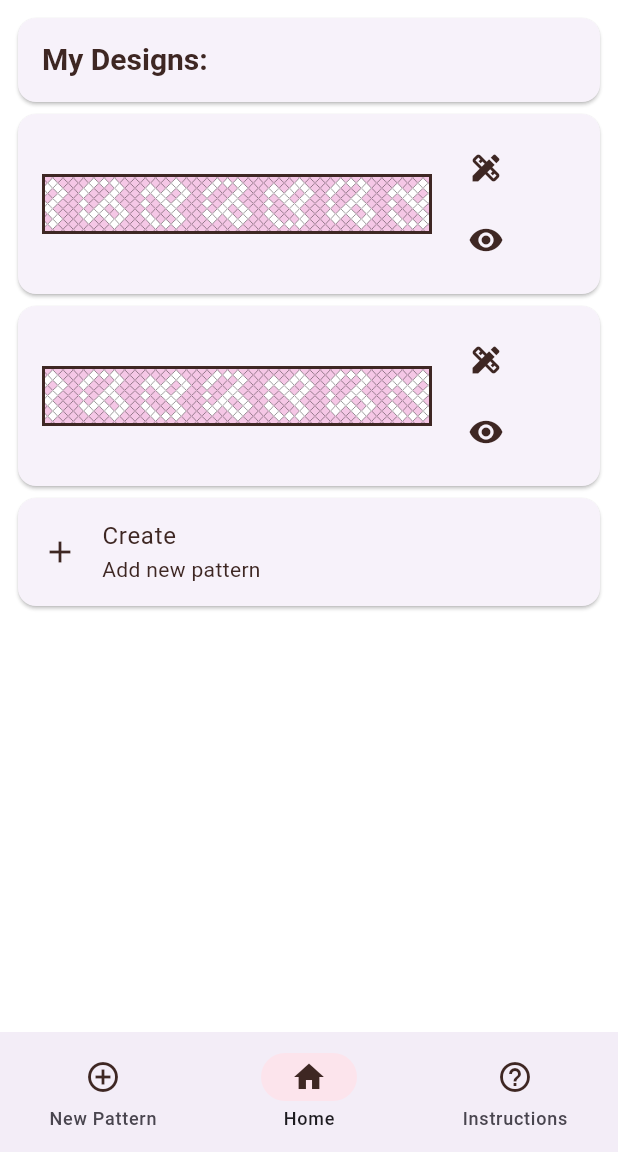
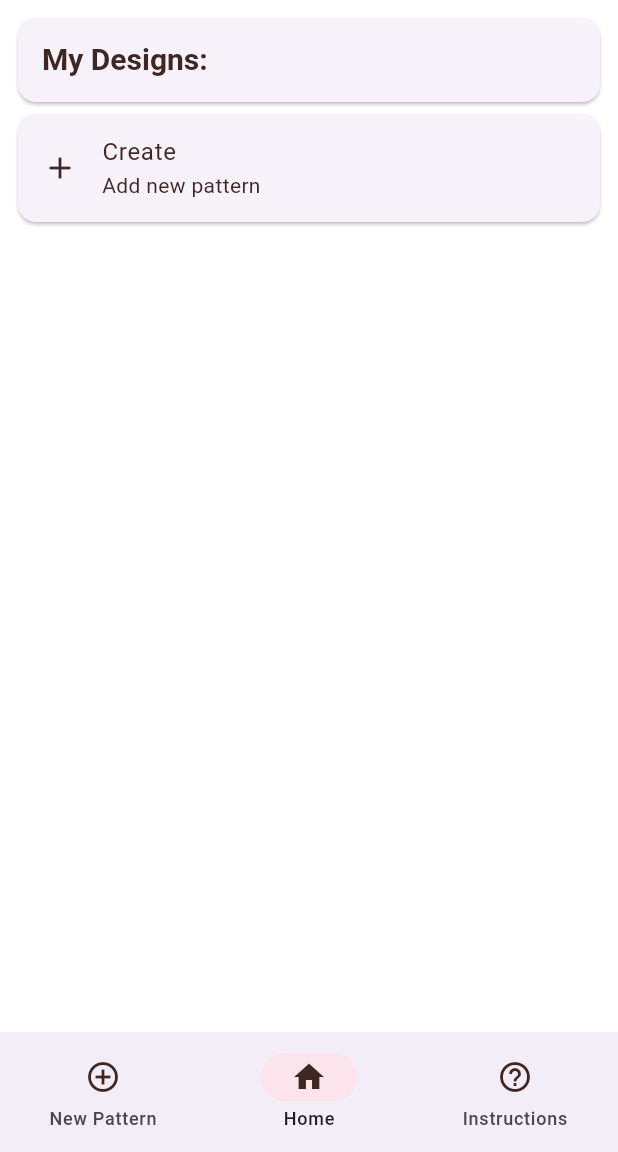
Before and after one commit to rmohl/Knot, a Flutter app: the screen it shows after launch, on a phone screen of 412 x 824 dp, the part 84-1236 px from its top. Run offline on Flutter 3.47's test engine with Material 3 defaults, Android fonts, the light colour scheme and no system bars.

Commit message:
State management, pixel pattern page "save" icon adds bracelet to list. Home page is reflective of provider design list.

```diff
--- /dev/null
+++ b/lib/Design.dart
@@ -0,0 +1,17 @@
+import 'package:flutter/material.dart';
+
+class Design {
+  final String designName;
+  final AssetImage previewPath;
+  final AssetImage pixelPath;
+  final AssetImage knotPath;
+  bool isFavourite;
+
+  Design({
+    this.designName = "",
+    required this.previewPath,
+    required this.pixelPath,
+    required this.knotPath,
+    this.isFavourite = false,
+  });
+}
--- /dev/null
+++ b/lib/DesignListProvider.dart
@@ -0,0 +1,18 @@
+import 'package:flutter/material.dart';
+import 'Design.dart';
+
+class DesignListProvider extends ChangeNotifier {
+  List<Design> designList = [];
+
+  List<Design> get list => designList;
+
+  void addDesign (Design newDesign) {
+    designList.add(newDesign);
+    notifyListeners();
+  }
+
+  void removeDesign (Design oldDesign) {
+    designList.remove(oldDesign);
+    notifyListeners();
+  }
+}
--- a/lib/HomeContentPage.dart
+++ b/lib/HomeContentPage.dart
@@ -1,6 +1,9 @@
 import 'package:flutter/material.dart';
 import 'package:knotsense/CreatePatternPage.dart';
 import 'package:knotsense/PatternCard.dart';
+import 'package:provider/provider.dart';
+
+import 'DesignListProvider.dart';
 
 class HomeContentPage extends StatelessWidget {
   final ThemeData theme;
@@ -9,6 +12,8 @@ class HomeContentPage extends StatelessWidget {
 
   @override
   Widget build(BuildContext context) {
+    final designListProvider = Provider.of<DesignListProvider>(context);
+
     return Padding(
       padding: EdgeInsets.all(8.0),
       child: Column(
@@ -21,8 +26,8 @@ class HomeContentPage extends StatelessWidget {
               ),
             ),
           ),
-          PatternCard(theme: theme),
-          PatternCard(theme: theme),
+          // Pattern Cards for each design
+          ...designListProvider.list.map((design) => PatternCard(design: design, theme: theme)),
           GestureDetector(
             onTap: () {
               // Navigate to the detail page when the card is tapped
--- a/lib/PatternCard.dart
+++ b/lib/PatternCard.dart
@@ -1,9 +1,12 @@
 import 'package:flutter/material.dart';
+
+import 'Design.dart';
 
 class PatternCard extends StatelessWidget {
   final ThemeData theme;
+  final Design design;
 
-  PatternCard({super.key, required this.theme});
+  PatternCard({super.key, required this.design, required this.theme});
 
   @override
   Widget build(BuildContext context) {
@@ -23,7 +26,7 @@ class PatternCard extends StatelessWidget {
                     color: theme.primaryColorDark,
                   ),
                   image: DecorationImage(
-                    image: AssetImage("assets/bracelet.png"), // NetworkImage('https://flutter.github.io/assets-for-api-docs/assets/widgets/owl-2.jpg'),
+                    image: design.previewPath, // NetworkImage('https://flutter.github.io/assets-for-api-docs/assets/widgets/owl-2.jpg'),
                     fit: BoxFit.cover,
                   ),
                 ),
--- a/lib/main.dart
+++ b/lib/main.dart
@@ -1,5 +1,7 @@
 import 'package:flutter/material.dart';
 import 'HomePage.dart';
+import 'package:provider/provider.dart';
+import 'DesignListProvider.dart';
 
 void main() {
   runApp(const MyApp());
@@ -13,7 +15,8 @@
   Widget build(BuildContext context) {
     final textBrown = Colors.brown[900];
 
-    return MaterialApp(
+    return ChangeNotifierProvider(create: (context) => DesignListProvider(),
+      child: MaterialApp(
         theme: ThemeData(
           primaryColor: Colors.pink[100],
           primaryColorLight: Colors.pink[50],
@@ -34,6 +37,7 @@
         ),
         title: 'KnotSense App',
         home: const HomePage(),
+      ),
     );
   }
 }
--- a/pubspec.yaml
+++ b/pubspec.yaml
@@ -35,6 +35,8 @@ dependencies:
   # The following adds the Cupertino Icons font to your application.
   # Use with the CupertinoIcons class for iOS style icons.
   cupertino_icons: ^1.0.2
+
+  provider: ^5.0.0
 
 dev_dependencies:
   flutter_test:
```
Also changed, not shown: lib/PixelArtPage.dart (+13 -1 lines), pubspec.lock. Lines whose indentation alone changed are shown as unchanged.
